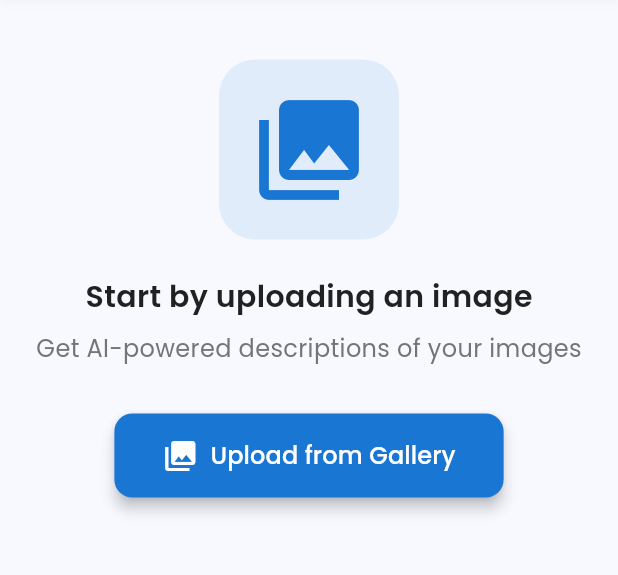
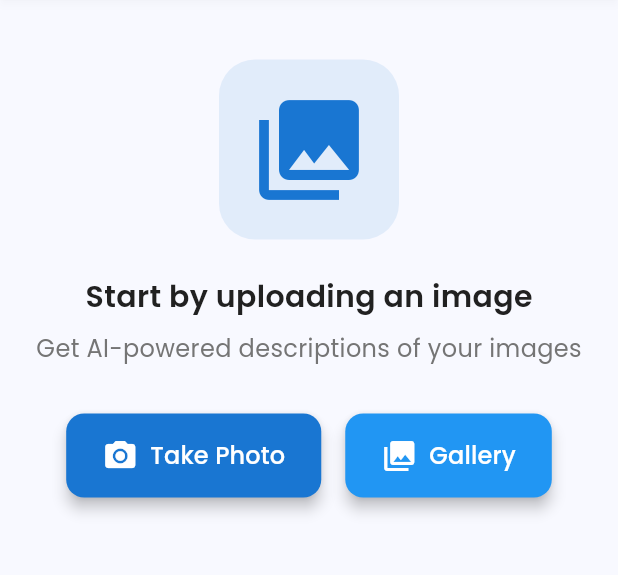
Before and after one commit to ThaoDoann/sightline_app, a Flutter app: the screen it shows after launch, on a phone screen of 412 x 824 dp, the part 86-661 px from its top. Run offline on Flutter 3.47's test engine with Material 3 defaults, Android fonts, the phone set to English and light mode, and no system bars; our stand-ins replace camera, flutter_dotenv, flutter_tts, google_fonts, image_picker, permission_handler; missing offline and left inert: flutter_bootstrap.

Commit message:
camera capture functionality with AI captioning

```diff
--- a/lib/screens/home_screen.dart
+++ b/lib/screens/home_screen.dart
@@ -12,6 +12,7 @@ import '../services/caption_service.dart';
 import '../models/caption_entry.dart';
 import '../shared/widgets/profile_menu.dart';
 import '../styles/app_theme.dart';
+import 'camera_screen.dart';
 
 class HomeScreen extends StatefulWidget {
   const HomeScreen({super.key});
@@ -86,6 +87,32 @@ class _HomeScreenState extends State<HomeScreen> {
 
   Future<void> _pickImage(ImageSource source) async {
     try {
+      if (source == ImageSource.camera && !kIsWeb) {
+        // Use custom camera screen for mobile
+        final result = await Navigator.push<Uint8List>(
+          context,
+          MaterialPageRoute(
+            builder: (context) => CameraScreen(
+              onImageCaptured: (imageBytes) {
+                setState(() {
+                  _imageBytes = imageBytes;
+                });
+                // Generate caption from the captured photo
+                context.read<CaptionService>().generateCaptionWeb(imageBytes);
+              },
+            ),
+          ),
+        );
+
+        if (result != null) {
+          setState(() {
+            _imageBytes = result;
+          });
+          // Generate caption from the captured photo
+          await context.read<CaptionService>().generateCaptionWeb(result);
+        }
+      } else {
+        // Use image picker for gallery or web
         final XFile? pickedFile = await _picker.pickImage(source: source);
         if (pickedFile != null) {
           final bytes = await pickedFile.readAsBytes();
@@ -99,9 +126,13 @@ class _HomeScreenState extends State<HomeScreen> {
             await context.read<CaptionService>().generateCaption(File(pickedFile.path));
           }
         }
+      }
     } catch (e) {
       ScaffoldMessenger.of(context).showSnackBar(
-        SnackBar(content: Text('Error picking image: $e')),
+        SnackBar(
+          content: Text('Error picking image: $e'),
+          backgroundColor: Colors.red,
+        ),
       );
     }
   }
@@ -203,17 +234,35 @@ class _HomeScreenState extends State<HomeScreen> {
                           ),
                         ),
                         const SizedBox(height: 32),
+                        Row(
+                          mainAxisAlignment: MainAxisAlignment.center,
+                          children: [
                             ElevatedButton.icon(
-                          onPressed: () => _pickImage(ImageSource.gallery),
-                          icon: const Icon(Icons.photo_library, size: 24),
-                          label: Text('Upload from Gallery', style: GoogleFonts.poppins(fontSize: 16, fontWeight: FontWeight.w500)),
+                              onPressed: () => _pickImage(ImageSource.camera),
+                              icon: const Icon(Icons.camera_alt, size: 24),
+                              label: Text('Take Photo', style: GoogleFonts.poppins(fontSize: 16, fontWeight: FontWeight.w500)),
                               style: ElevatedButton.styleFrom(
-                            padding: const EdgeInsets.symmetric(horizontal: 32, vertical: 16),
+                                padding: const EdgeInsets.symmetric(horizontal: 24, vertical: 16),
                                 backgroundColor: AppTheme.primaryColor,
                                 foregroundColor: Colors.white,
                                 shape: RoundedRectangleBorder(borderRadius: BorderRadius.circular(AppTheme.borderRadiusM)),
                                 elevation: 4,
                               ),
+                            ),
+                            const SizedBox(width: 16),
+                            ElevatedButton.icon(
+                              onPressed: () => _pickImage(ImageSource.gallery),
+                              icon: const Icon(Icons.photo_library, size: 24),
+                              label: Text('Gallery', style: GoogleFonts.poppins(fontSize: 16, fontWeight: FontWeight.w500)),
+                              style: ElevatedButton.styleFrom(
+                                padding: const EdgeInsets.symmetric(horizontal: 24, vertical: 16),
+                                backgroundColor: AppTheme.secondaryColor,
+                                foregroundColor: Colors.white,
+                                shape: RoundedRectangleBorder(borderRadius: BorderRadius.circular(AppTheme.borderRadiusM)),
+                                elevation: 4,
+                              ),
+                            ),
+                          ],
                         ),
                       ],
                     ),
@@ -241,15 +290,31 @@ class _HomeScreenState extends State<HomeScreen> {
                   ),
                   const SizedBox(height: 24),
                   Center(
-                    child: ElevatedButton.icon(
+                    child: Row(
+                      mainAxisAlignment: MainAxisAlignment.center,
+                      children: [
+                        ElevatedButton.icon(
+                          onPressed: () => _pickImage(ImageSource.camera),
+                          icon: const Icon(Icons.camera_alt),
+                          label: Text('Take Photo', style: GoogleFonts.poppins()),
+                          style: ElevatedButton.styleFrom(
+                            backgroundColor: AppTheme.primaryColor,
+                            foregroundColor: Colors.white,
+                            shape: RoundedRectangleBorder(borderRadius: BorderRadius.circular(AppTheme.borderRadiusM)),
+                          ),
+                        ),
+                        const SizedBox(width: 12),
+                        ElevatedButton.icon(
                           onPressed: () => _pickImage(ImageSource.gallery),
-                      icon: const Icon(Icons.add_photo_alternate),
-                      label: Text('Add Another Image', style: GoogleFonts.poppins()),
+                          icon: const Icon(Icons.photo_library),
+                          label: Text('Gallery', style: GoogleFonts.poppins()),
                           style: ElevatedButton.styleFrom(
                             backgroundColor: AppTheme.secondaryColor,
                             foregroundColor: Colors.white,
                             shape: RoundedRectangleBorder(borderRadius: BorderRadius.circular(AppTheme.borderRadiusM)),
                           ),
+                        ),
+                      ],
                     ),
                   ),
                   const SizedBox(height: 32),
--- a/lib/services/caption_service.dart
+++ b/lib/services/caption_service.dart
@@ -4,6 +4,7 @@ import 'dart:convert';
 import 'package:flutter/foundation.dart';
 import 'package:http/http.dart' as http;
 import 'package:flutter_dotenv/flutter_dotenv.dart';
+import 'package:path/path.dart';
 import '../models/caption_entry.dart';
 
 class CaptionService extends ChangeNotifier {
@@ -43,9 +44,11 @@ class CaptionService extends ChangeNotifier {
           imageFile.path,
         ),
       );
+      print("Request caption for image: ${basename(imageFile.path)}");
 
       final response = await request.send();
       final responseBody = await response.stream.bytesToString();
+      print('Response status: ${response.statusCode}');
 
       if (response.statusCode == 200) {
         _caption = _parseCaption(responseBody);
```
Also changed, not shown: lib/screens/camera_screen.dart (added, +273 -0 lines), 6 other files. Lines whose indentation alone changed are shown as unchanged.
